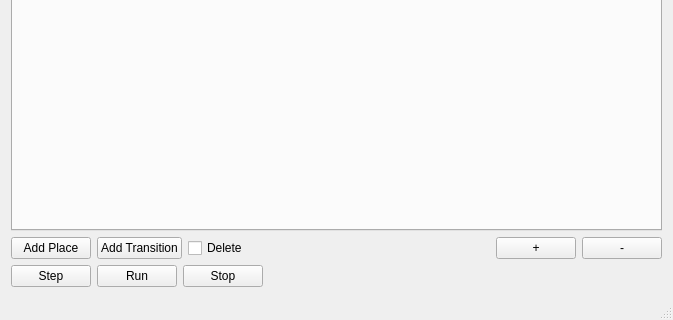
Before: the Qt Designer form client/mainwindow.ui in garretraziel/icp, drawn with Qt 5; both pictures show x 0 to 673 and y 352 to 672 of the 673 by 672 pixel window.
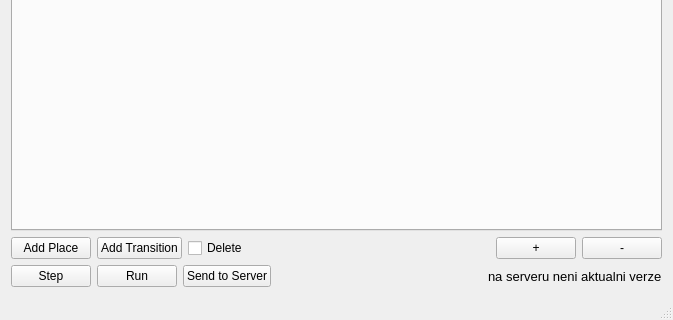
After: the same form once the commit is applied.

Commit message: info label o aktualnosti

The edit to the form file:
```diff
--- a/client/mainwindow.ui
+++ b/client/mainwindow.ui
@@ -99,7 +99,7 @@
       <item>
        <widget class="QPushButton" name="stopButton">
         <property name="text">
-         <string>Stop</string>
+         <string>Send to Server</string>
         </property>
        </widget>
       </item>
@@ -116,6 +116,18 @@
         </property>
        </spacer>
       </item>
+      <item>
+       <widget class="QLabel" name="actLabel">
+        <property name="font">
+         <font>
+          <pointsize>10</pointsize>
+         </font>
+        </property>
+        <property name="text">
+         <string>na serveru neni aktualni verze</string>
+        </property>
+       </widget>
+      </item>
      </layout>
     </item>
    </layout>
```
Left out of the diff: 2 changed lines with no effect on the pictures. The commit also changes 6 other files.
